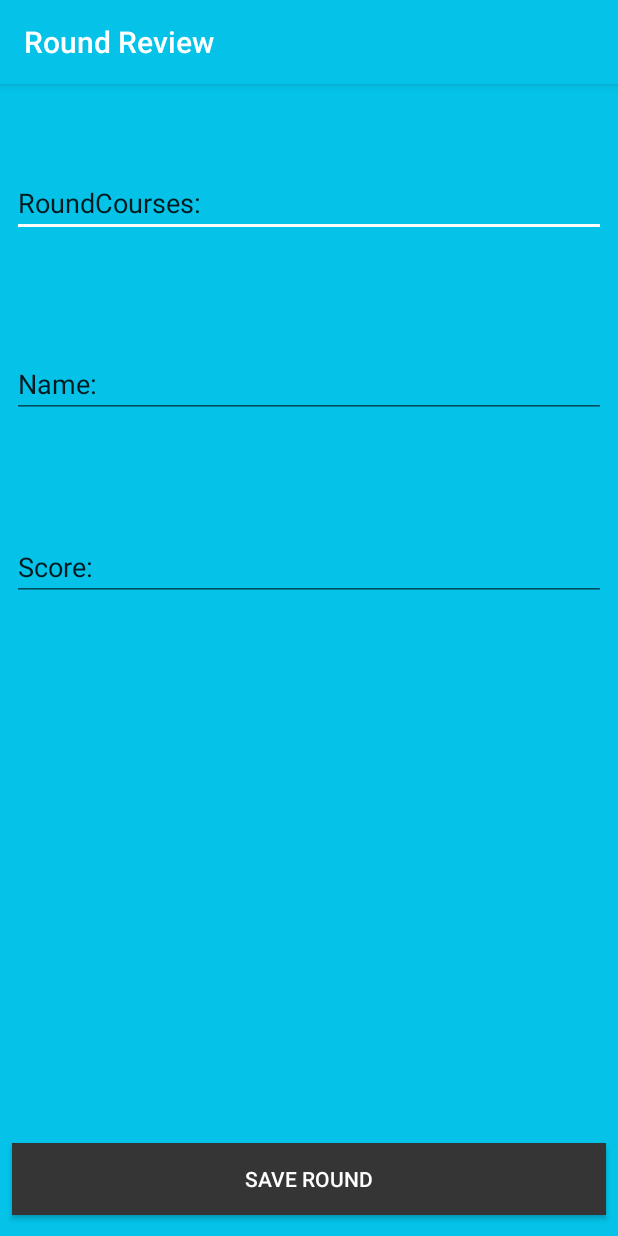
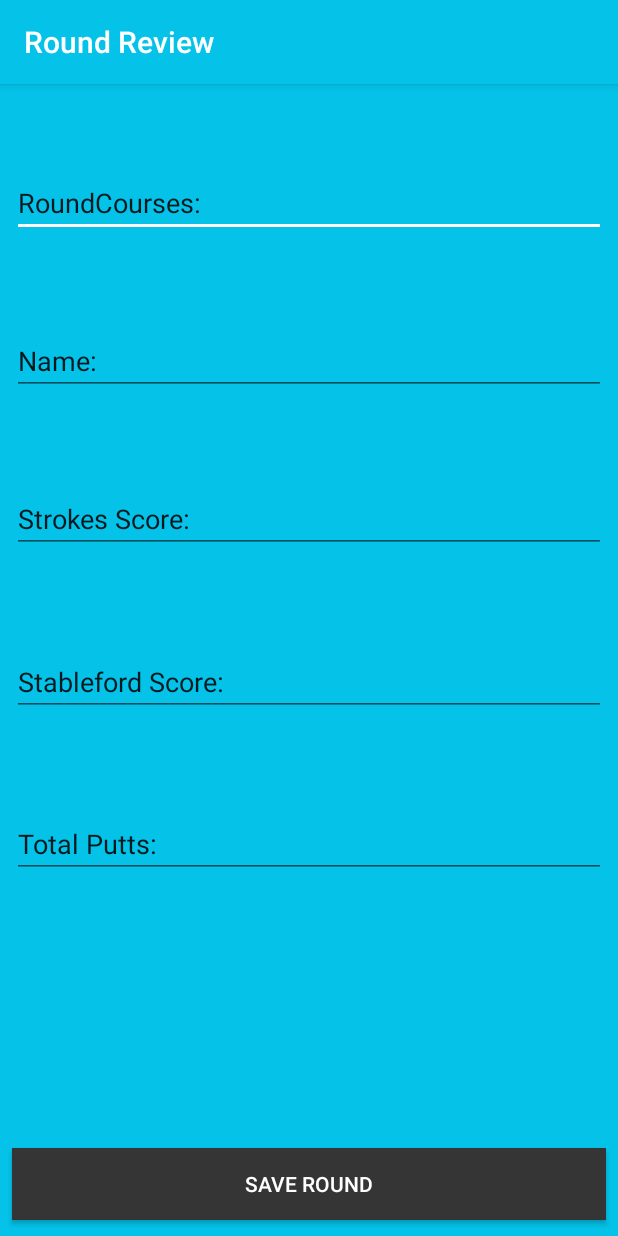
Before and after one commit to sullo09/GolfApp, an Android app: the RoundResults screen opened directly, with no data from a screen before it, on a phone screen of 412 x 824 dp. Run offline under Robolectric (Android 15) with nearby library versions, the phone set to English and light mode, and no system bars; our stand-ins replace Firebase (no records; nobody signed in at launch, a user with empty details on screens opened directly).

Commit message:
Tuesday 29th May

```diff
--- a/app/src/main/java/com/example/sullo/golfapp/PlayingRoundCard.java
+++ b/app/src/main/java/com/example/sullo/golfapp/PlayingRoundCard.java
@@ -150,6 +150,8 @@ public class PlayingRoundCard extends AppCompatActivity {
                 showResults.putExtra("courseName", courseName);
                 showResults.putExtra("playerName", playerName);
                 showResults.putExtra("score", Integer.toString(sumScore));
+                showResults.putExtra("sford", Integer.toString(sumStableford));
+                showResults.putExtra("putts", Integer.toString(sumPutts));
                 startActivity(showResults);
             }
         });
--- a/app/src/main/java/com/example/sullo/golfapp/RoundResults.java
+++ b/app/src/main/java/com/example/sullo/golfapp/RoundResults.java
@@ -38,6 +38,8 @@ public class RoundResults extends AppCompatActivity {
     private EditText finalScoreCourse;
     private EditText finalScoreName;
     private TextView finalScoreDateAdded;
+    private TextView finalScoreSford;
+    private TextView finalScorePutts;
     private Button saveRound;
     private Bundle extras;
 
@@ -58,6 +60,8 @@ public class RoundResults extends AppCompatActivity {
 //progress wheel
         submitProgress = new ProgressDialog(this);
 
+        finalScoreSford = (EditText) findViewById(R.id.finalScoreSford);
+        finalScorePutts = (EditText) findViewById(R.id.finalScorePutts);
         finalScore = (EditText) findViewById(R.id.finalScore);
         finalScoreCourse = (EditText) findViewById(R.id.finalScoreCourse);
         finalScoreName = (EditText) findViewById(R.id.finalScoreName);
@@ -66,14 +70,19 @@ public class RoundResults extends AppCompatActivity {
 
         finalScoreCourse.setText("RoundCourses: ");
         finalScoreName.setText("Name: ");
-        finalScore.setText("Score: ");
+        finalScore.setText("Strokes Score: ");
+        finalScoreSford.setText("Stableford Score: ");
+        finalScorePutts.setText("Total Putts: ");
 
         extras = getIntent().getExtras();
 
         if (extras != null) {
             finalScoreCourse.setText("Course: " + extras.getString( "courseName"));
             finalScoreName.setText("Name: " + extras.getString("playerName"));
-            finalScore.setText("Course: " + extras.getString("score"));
+            finalScore.setText("Score: " + extras.getString("score"));
+            finalScore.setText("Score: " + extras.getString("sford"));
+            finalScore.setText("Score: " + extras.getString("putts"));
+
         }
 
         saveRound.setOnClickListener(new View.OnClickListener() {
--- a/app/src/main/res/layout/activity_main.xml
+++ b/app/src/main/res/layout/activity_main.xml
@@ -94,7 +94,7 @@
         android:id="@+id/imageView"
         android:layout_width="290dp"
         android:layout_height="175dp"
-        app:srcCompat="@drawable/place_holder"
+        app:srcCompat="@drawable/golfmatelogo"
         android:layout_marginRight="8dp"
         app:layout_constraintRight_toRightOf="parent"
         android:layout_marginLeft="8dp"
--- a/app/src/main/res/layout/activity_round_results.xml
+++ b/app/src/main/res/layout/activity_round_results.xml
@@ -35,14 +35,14 @@
         android:layout_marginStart="8dp"
         android:layout_marginTop="8dp"
         android:ems="10"
+        android:hint="Name"
         android:inputType="textPersonName"
-        android:hint="Name"
         app:layout_constraintBottom_toBottomOf="parent"
         app:layout_constraintEnd_toEndOf="parent"
         app:layout_constraintHorizontal_bias="0.0"
         app:layout_constraintStart_toStartOf="parent"
         app:layout_constraintTop_toTopOf="parent"
-        app:layout_constraintVertical_bias="0.24" />
+        app:layout_constraintVertical_bias="0.218" />
 
     <EditText
         android:id="@+id/finalScore"
@@ -53,17 +53,17 @@
         android:layout_marginStart="8dp"
         android:layout_marginTop="8dp"
         android:ems="10"
+        android:hint="Strokes Score "
         android:inputType="textPersonName"
-        android:hint="Final Score"
         app:layout_constraintBottom_toBottomOf="parent"
         app:layout_constraintEnd_toEndOf="parent"
+        app:layout_constraintHorizontal_bias="0.0"
         app:layout_constraintStart_toStartOf="parent"
         app:layout_constraintTop_toTopOf="parent"
-        app:layout_constraintVertical_bias="0.412" />
+        app:layout_constraintVertical_bias="0.367" />
 
-    <TextView
-        android:id="@+id/finalScoreDateAdded"
-        android:textColor="#ff0000"
+    <EditText
+        android:id="@+id/finalScoreSford"
         android:layout_width="0dp"
         android:layout_height="wrap_content"
         android:layout_marginBottom="8dp"
@@ -71,14 +71,51 @@
         android:layout_marginStart="8dp"
         android:layout_marginTop="8dp"
         android:ems="10"
+        android:hint="Stableford Score"
         android:inputType="textPersonName"
-        android:hint=""
         app:layout_constraintBottom_toBottomOf="parent"
         app:layout_constraintEnd_toEndOf="parent"
         app:layout_constraintHorizontal_bias="0.0"
         app:layout_constraintStart_toStartOf="parent"
         app:layout_constraintTop_toTopOf="parent"
-        app:layout_constraintVertical_bias="0.587" />
+        app:layout_constraintVertical_bias="0.521" />
+
+    <EditText
+        android:id="@+id/finalScorePutts"
+        android:layout_width="0dp"
+        android:layout_height="wrap_content"
+        android:layout_marginBottom="8dp"
+        android:layout_marginEnd="8dp"
+        android:layout_marginStart="8dp"
+        android:layout_marginTop="8dp"
+        android:ems="10"
+        android:hint="Total Putts"
+        android:inputType="textPersonName"
+        app:layout_constraintBottom_toBottomOf="parent"
+        app:layout_constraintEnd_toEndOf="parent"
+        app:layout_constraintHorizontal_bias="0.0"
+        app:layout_constraintStart_toStartOf="parent"
+        app:layout_constraintTop_toTopOf="parent"
+        app:layout_constraintVertical_bias="0.674" />
+
+    <TextView
+        android:id="@+id/finalScoreDateAdded"
+        android:layout_width="0dp"
+        android:layout_height="wrap_content"
+        android:layout_marginBottom="8dp"
+        android:layout_marginEnd="8dp"
+        android:layout_marginStart="8dp"
+        android:layout_marginTop="8dp"
+        android:ems="10"
+        android:hint=""
+        android:inputType="textPersonName"
+        android:textColor="#ff0000"
+        app:layout_constraintBottom_toBottomOf="parent"
+        app:layout_constraintEnd_toEndOf="parent"
+        app:layout_constraintHorizontal_bias="0.0"
+        app:layout_constraintStart_toStartOf="parent"
+        app:layout_constraintTop_toTopOf="parent"
+        app:layout_constraintVertical_bias="0.781" />
 
     <Button
         android:id="@+id/saveRound"
--- a/app/src/main/res/values/strings.xml
+++ b/app/src/main/res/values/strings.xml
@@ -1,5 +1,5 @@
 <resources>
-    <string name="app_name">GolfApp</string>
+    <string name="app_name">GolfMate</string>
     <string name="title_activity_maps_courses">Map</string>
 
     <string name="email">Email address</string>
```
Also changed, not shown: app/src/main/AndroidManifest.xml (+6 -3 lines), app/src/main/res/layout/activity_main_screen.xml (+28 -28 lines).
